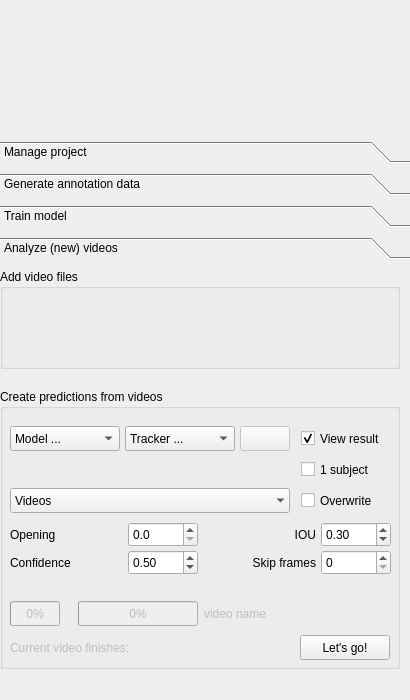
This is octron/qt_gui/octron.ui in horsto/OCTRON-GUI as Qt 5 draws it before an edit. The edited form follows.
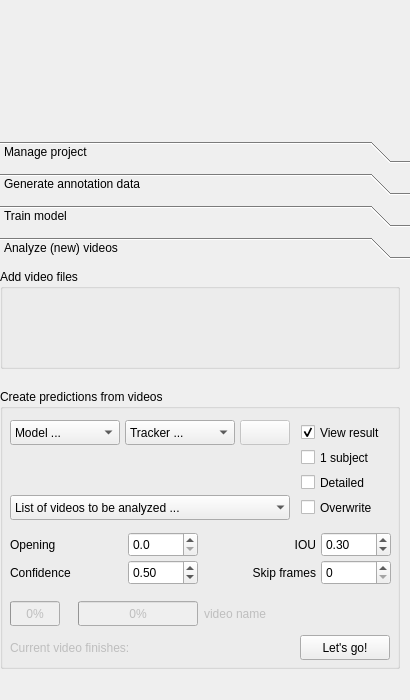
This is the edited form. The open tabs and pages were chosen to show the change. Icons and pictures are not drawn.

Commit message:
New GUI element "Detailed" in Analysis tab
detailed_extraction_checkBox

What changed in the file:
```diff
--- a/octron/qt_gui/octron.ui
+++ b/octron/qt_gui/octron.ui
@@ -2318,7 +2318,7 @@
             <property name="geometry">
              <rect>
               <x>10</x>
-              <y>130</y>
+              <y>140</y>
               <width>381</width>
               <height>61</height>
              </rect>
@@ -2351,8 +2351,9 @@
                 </size>
                </property>
                <property name="toolTip">
-                <string>Morphological opening of predicted masks.
-This gets rid of some noise. 2 is a good value to start with.</string>
+                <string>Perform morphological opening of predicted masks?
+Opens regions when &gt; 0.0.
+This gets rid of some noise in the detected regions, but slows down analysis quite a bit.</string>
                </property>
                <property name="text">
                 <string>Opening</string>
@@ -2567,8 +2568,8 @@
              <property name="verticalSpacing">
               <number>0</number>
              </property>
-             <item row="2" column="3">
-              <widget class="QCheckBox" name="overwrite_prediction_checkBox">
+             <item row="2" column="3" alignment="Qt::AlignmentFlag::AlignLeft">
+              <widget class="QCheckBox" name="detailed_extraction_checkBox">
                <property name="enabled">
                 <bool>true</bool>
                </property>
@@ -2585,16 +2586,55 @@
                 </size>
                </property>
                <property name="toolTip">
-                <string>Overwrite previous analysis results? </string>
+                <string>Extract more info per region than just its coordinates?
+Click this if you want properties like area, eccentricity, solidity etc. to be determined for each region.
+This slows down analysis a lot, but gives you much more info per tracked region.</string>
                </property>
                <property name="text">
-                <string>Overwrite</string>
+                <string>Detailed</string>
                </property>
                <property name="checked">
                 <bool>false</bool>
                </property>
               </widget>
              </item>
+             <item row="0" column="2" alignment="Qt::AlignmentFlag::AlignLeft|Qt::AlignmentFlag::AlignVCenter">
+              <widget class="QPushButton" name="tune_tracker_btn">
+               <property name="enabled">
+                <bool>false</bool>
+               </property>
+               <property name="sizePolicy">
+                <sizepolicy hsizetype="Fixed" vsizetype="Fixed">
+                 <horstretch>0</horstretch>
+                 <verstretch>0</verstretch>
+                </sizepolicy>
+               </property>
+               <property name="minimumSize">
+                <size>
+                 <width>50</width>
+                 <height>25</height>
+                </size>
+               </property>
+               <property name="maximumSize">
+                <size>
+                 <width>50</width>
+                 <height>25</height>
+                </size>
+               </property>
+               <property name="baseSize">
+                <size>
+                 <width>50</width>
+                 <height>25</height>
+                </size>
+               </property>
+               <property name="toolTip">
+                <string>Tune parameters of selected tracker</string>
+               </property>
+               <property name="text">
+                <string/>
+               </property>
+              </widget>
+             </item>
              <item row="0" column="1" alignment="Qt::AlignmentFlag::AlignRight|Qt::AlignmentFlag::AlignVCenter">
               <widget class="QComboBox" name="yolomodel_tracker_list">
                <property name="minimumSize">
@@ -2628,7 +2668,35 @@
                </item>
               </widget>
              </item>
-             <item row="0" column="3">
+             <item row="3" column="3" alignment="Qt::AlignmentFlag::AlignLeft">
+              <widget class="QCheckBox" name="overwrite_prediction_checkBox">
+               <property name="enabled">
+                <bool>true</bool>
+               </property>
+               <property name="minimumSize">
+                <size>
+                 <width>90</width>
+                 <height>25</height>
+                </size>
+               </property>
+               <property name="maximumSize">
+                <size>
+                 <width>100</width>
+                 <height>25</height>
+                </size>
+               </property>
+               <property name="toolTip">
+                <string>Overwrite previous analysis results? </string>
+               </property>
+               <property name="text">
+                <string>Overwrite</string>
+               </property>
+               <property name="checked">
+                <bool>false</bool>
+               </property>
+              </widget>
+             </item>
+             <item row="0" column="3" alignment="Qt::AlignmentFlag::AlignLeft">
               <widget class="QCheckBox" name="open_when_finish_checkBox">
                <property name="minimumSize">
                 <size>
@@ -2653,7 +2721,7 @@
                </property>
               </widget>
              </item>
-             <item row="2" column="0" colspan="3" alignment="Qt::AlignmentFlag::AlignLeft|Qt::AlignmentFlag::AlignTop">
+             <item row="3" column="0" colspan="3" alignment="Qt::AlignmentFlag::AlignLeft|Qt::AlignmentFlag::AlignTop">
               <widget class="QComboBox" name="videos_for_prediction_list">
                <property name="minimumSize">
                 <size>
@@ -2674,7 +2742,7 @@
                 <bool>false</bool>
                </property>
                <property name="currentText">
-                <string>Videos</string>
+                <string>List of videos to be analyzed ...</string>
                </property>
                <property name="maxVisibleItems">
                 <number>15</number>
@@ -2696,7 +2764,7 @@
                </property>
                <item>
                 <property name="text">
-                 <string>Videos</string>
+                 <string>List of videos to be analyzed ...</string>
                 </property>
                </item>
                <item>
@@ -2706,34 +2774,6 @@
                </item>
               </widget>
              </item>
-             <item row="1" column="3">
-              <widget class="QCheckBox" name="single_subject_checkBox">
-               <property name="enabled">
-                <bool>true</bool>
-               </property>
-               <property name="minimumSize">
-                <size>
-                 <width>90</width>
-                 <height>25</height>
-                </size>
-               </property>
-               <property name="maximumSize">
-                <size>
-                 <width>100</width>
-                 <height>25</height>
-                </size>
-               </property>
-               <property name="toolTip">
-                <string>Click this if you expect only one subject to be tracked per label</string>
-               </property>
-               <property name="text">
-                <string>1 subject</string>
-               </property>
-               <property name="checked">
-                <bool>false</bool>
-               </property>
-              </widget>
-             </item>
              <item row="0" column="0" alignment="Qt::AlignmentFlag::AlignLeft|Qt::AlignmentFlag::AlignVCenter">
               <widget class="QComboBox" name="yolomodel_trained_list">
                <property name="enabled">
@@ -2764,40 +2804,32 @@
                </item>
               </widget>
              </item>
-             <item row="0" column="2" alignment="Qt::AlignmentFlag::AlignLeft|Qt::AlignmentFlag::AlignVCenter">
-              <widget class="QPushButton" name="tune_tracker_btn">
+             <item row="1" column="3" alignment="Qt::AlignmentFlag::AlignLeft">
+              <widget class="QCheckBox" name="single_subject_checkBox_2">
                <property name="enabled">
-                <bool>false</bool>
-               </property>
-               <property name="sizePolicy">
-                <sizepolicy hsizetype="Fixed" vsizetype="Fixed">
-                 <horstretch>0</horstretch>
-                 <verstretch>0</verstretch>
-                </sizepolicy>
+                <bool>true</bool>
                </property>
                <property name="minimumSize">
                 <size>
-                 <width>50</width>
+                 <width>90</width>
                  <height>25</height>
                 </size>
                </property>
                <property name="maximumSize">
                 <size>
-                 <width>50</width>
-                 <height>25</height>
-                </size>
-               </property>
-               <property name="baseSize">
-                <size>
-                 <width>50</width>
+                 <width>100</width>
                  <height>25</height>
                 </size>
                </property>
                <property name="toolTip">
-                <string>Tune parameters of selected tracker</string>
+                <string>Click this if you expect only one subject to be tracked per label.
+This prevents artificial splitting of tracks.</string>
                </property>
                <property name="text">
-                <string/>
+                <string>1 subject</string>
+               </property>
+               <property name="checked">
+                <bool>false</bool>
                </property>
               </widget>
              </item>
```
The commit also changes 3 other files.
